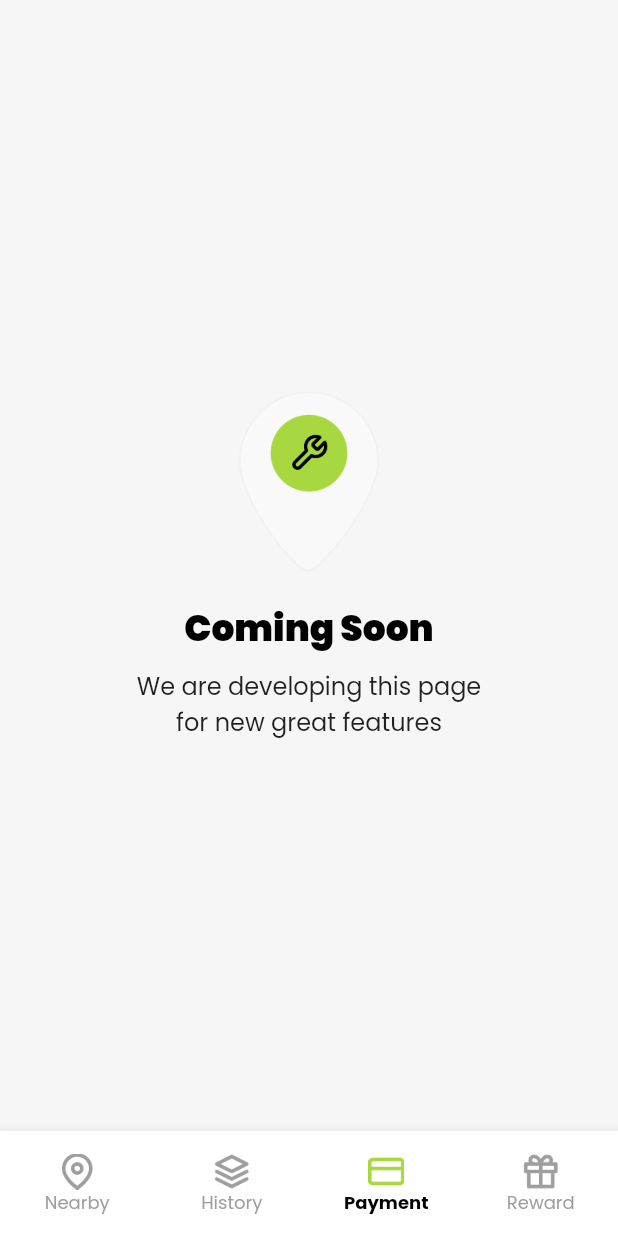
After one commit to RizkyFaisalRafi/Hotelio, a Flutter app: the HomePage screen opened by its route, item 3 of the bottom bar chosen, on a phone screen of 412 x 824 dp. The commit adds this screen. Run offline on Flutter 3.47's test engine with Material 2 defaults, Android fonts, the phone set to English and light mode, and no system bars; our stand-ins replace cloud_firestore, firebase_auth, firebase_core, flutter_rating_bar, get, google_fonts and 2 more; missing offline and left inert: d_info; accounts and stored records are empty.

Commit message:
Finish Coming Soon Page

```diff
--- a/lib/config/app_assets.dart
+++ b/lib/config/app_assets.dart
@@ -12,4 +12,5 @@ class AppAssets {
   static const iconOffice = 'assets/images/icon_office.png';
   static const iconStore = 'assets/images/icon_store.png';
   static const iconWifi = 'assets/images/icon_wifi.png';
+  static const iconComingSoon = 'assets/images/icon_coming_soon.png';
 }
--- a/lib/view/home_page.dart
+++ b/lib/view/home_page.dart
@@ -5,6 +5,7 @@ import 'package:hotelio/config/app_colors.dart';
 import 'package:hotelio/controller/c_home.dart';
 import 'package:hotelio/view/history_page.dart';
 import 'package:hotelio/view/nearby_page.dart';
+import 'package:hotelio/widget/coming_soon.dart';
 
 class HomePage extends StatelessWidget {
   HomePage({super.key});
@@ -20,10 +21,13 @@ class HomePage extends StatelessWidget {
   Widget build(BuildContext context) {
     return Scaffold(
       body: Obx(() {
+        if (cHome.indexPage == 0) {
+          return NearbyPage();
+        }
         if (cHome.indexPage == 1) {
           return const HistoryPage();
         }
-        return NearbyPage();
+        return const ComingSoon();
       }),
       bottomNavigationBar: Obx(() {
         return Material(
--- /dev/null
+++ b/lib/widget/coming_soon.dart
@@ -0,0 +1,40 @@
+import 'package:flutter/material.dart';
+import 'package:hotelio/config/app_assets.dart';
+
+class ComingSoon extends StatelessWidget {
+  const ComingSoon({super.key});
+
+  @override
+  Widget build(BuildContext context) {
+    return Center(
+      child: Column(
+        mainAxisSize: MainAxisSize.min,
+        children: [
+          Image.asset(
+            AppAssets.iconComingSoon,
+            fit: BoxFit.cover,
+            height: 120,
+          ),
+          const SizedBox(
+            height: 20,
+          ),
+          Text(
+            'Coming Soon',
+            style: Theme.of(context).textTheme.headlineSmall!.copyWith(
+                  fontWeight: FontWeight.w900,
+                  color: Colors.black,
+                ),
+          ),
+          const SizedBox(
+            height: 8,
+          ),
+          Text(
+            'We are developing this page\nfor new great features',
+            style: Theme.of(context).textTheme.titleMedium,
+            textAlign: TextAlign.center,
+          ),
+        ],
+      ),
+    );
+  }
+}
```
Also changed, not shown: assets/images/icon_coming_soon.png (added).
